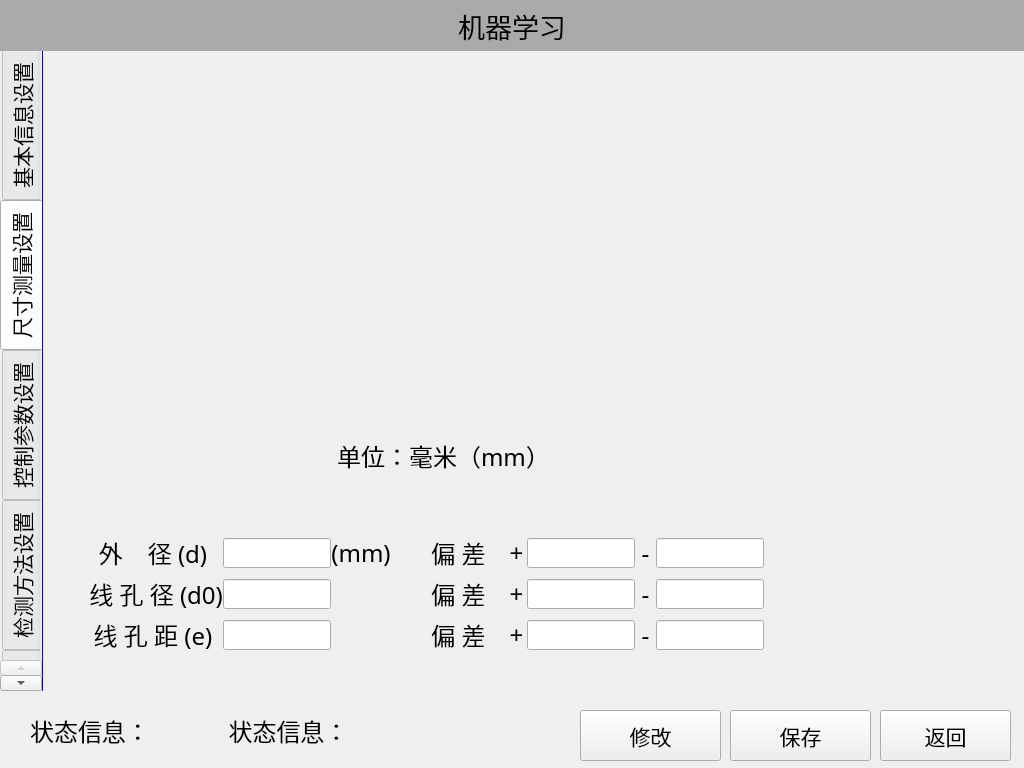
hkchenhao/MachineVisionControl, file Form/MachineLearnForm.ui: the form before one commit.
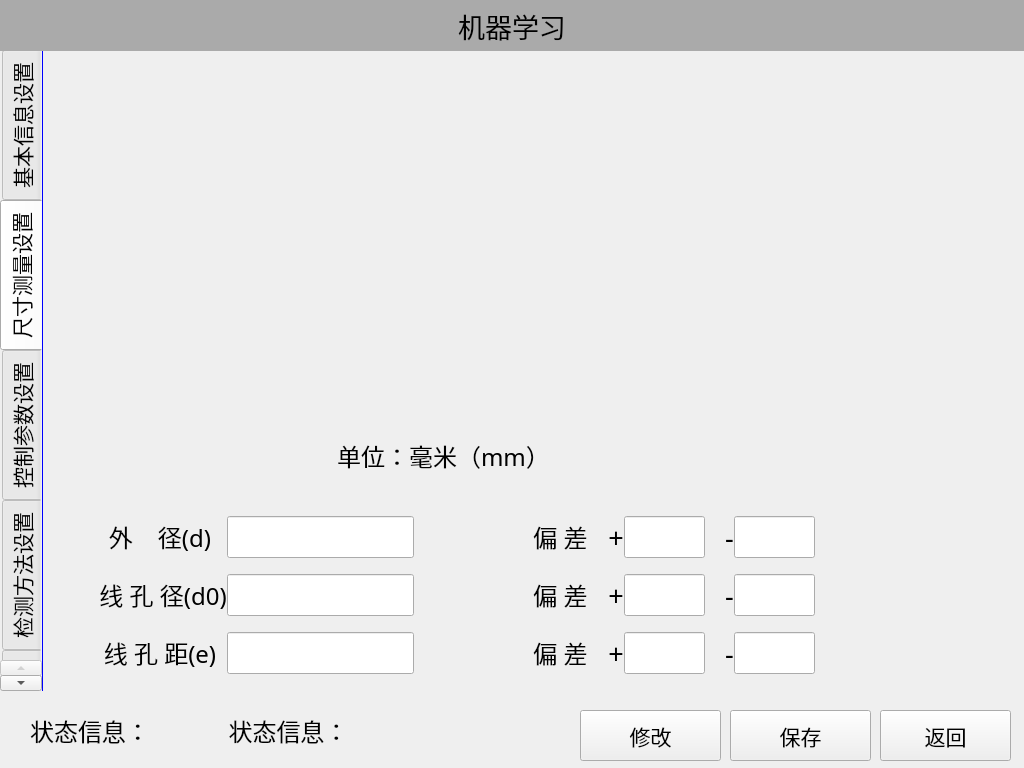
The form after the commit. The open tabs and pages were chosen to show the change. Icons and pictures are not drawn.

Diff of the .ui file:
```diff
--- a/Form/MachineLearnForm.ui
+++ b/Form/MachineLearnForm.ui
@@ -627,38 +627,46 @@
     <widget class="QWidget" name="layoutWidget">
      <property name="geometry">
       <rect>
-       <x>40</x>
-       <y>480</y>
-       <width>681</width>
-       <height>131</height>
+       <x>490</x>
+       <y>460</y>
+       <width>282</width>
+       <height>171</height>
       </rect>
      </property>
-     <layout class="QGridLayout" name="gridLayout_4">
-      <property name="spacing">
+     <layout class="QGridLayout" name="gridLayout2_2">
+      <property name="horizontalSpacing">
        <number>0</number>
       </property>
-      <item row="0" column="7">
-       <widget class="QLineEdit" name="lineEdit_6">
+      <property name="verticalSpacing">
+       <number>10</number>
+      </property>
+      <item row="0" column="0">
+       <widget class="QLabel" name="lable2_6">
+        <property name="font">
+         <font>
+          <family>Yahei Mono</family>
+          <pointsize>18</pointsize>
+          <weight>50</weight>
+          <bold>false</bold>
+         </font>
+        </property>
+        <property name="styleSheet">
+         <string notr="true"/>
+        </property>
+        <property name="text">
+         <string>偏 差</string>
+        </property>
+        <property name="alignment">
+         <set>Qt::AlignCenter</set>
+        </property>
+       </widget>
+      </item>
+      <item row="0" column="3">
+       <widget class="QLineEdit" name="lineEdit2_wjpc_up">
         <property name="enabled">
          <bool>true</bool>
         </property>
         <property name="sizePolicy">
-         <sizepolicy hsizetype="Preferred" vsizetype="Fixed">
-          <horstretch>0</horstretch>
-          <verstretch>0</verstretch>
-         </sizepolicy>
-        </property>
-        <property name="minimumSize">
-         <size>
-          <width>0</width>
-          <height>30</height>
-         </size>
-        </property>
-       </widget>
-      </item>
-      <item row="1" column="1">
-       <widget class="QLineEdit" name="lineEdit_4">
-        <property name="sizePolicy">
          <sizepolicy hsizetype="Fixed" vsizetype="Fixed">
           <horstretch>0</horstretch>
           <verstretch>0</verstretch>
@@ -666,14 +674,26 @@
         </property>
         <property name="minimumSize">
          <size>
-          <width>20</width>
-          <height>30</height>
+          <width>40</width>
+          <height>40</height>
          </size>
         </property>
+        <property name="font">
+         <font>
+          <family>Ubuntu Mono</family>
+          <pointsize>18</pointsize>
+         </font>
+        </property>
+        <property name="text">
+         <string/>
+        </property>
+        <property name="alignment">
+         <set>Qt::AlignCenter</set>
+        </property>
        </widget>
       </item>
-      <item row="0" column="6">
-       <widget class="QLabel" name="lable_35">
+      <item row="0" column="2">
+       <widget class="QLabel" name="lable2_7">
         <property name="sizePolicy">
          <sizepolicy hsizetype="Preferred" vsizetype="Preferred">
           <horstretch>0</horstretch>
@@ -683,9 +703,12 @@
         <property name="font">
          <font>
           <family>Yahei Mono</family>
-          <pointsize>18</pointsize>
+          <pointsize>20</pointsize>
           <weight>50</weight>
+          <italic>false</italic>
           <bold>false</bold>
+          <underline>false</underline>
+          <strikeout>false</strikeout>
          </font>
         </property>
         <property name="styleSheet">
@@ -699,8 +722,8 @@
         </property>
        </widget>
       </item>
-      <item row="1" column="7">
-       <widget class="QLineEdit" name="lineEdit_8">
+      <item row="1" column="3">
+       <widget class="QLineEdit" name="lineEdit2_xkjpc_up">
         <property name="enabled">
          <bool>true</bool>
         </property>
@@ -712,14 +735,23 @@
         </property>
         <property name="minimumSize">
          <size>
-          <width>50</width>
-          <height>30</height>
+          <width>40</width>
+          <height>40</height>
          </size>
         </property>
+        <property name="font">
+         <font>
+          <family>Ubuntu Mono</family>
+          <pointsize>18</pointsize>
+         </font>
+        </property>
+        <property name="alignment">
+         <set>Qt::AlignCenter</set>
+        </property>
        </widget>
       </item>
-      <item row="2" column="4">
-       <widget class="QLabel" name="lable_44">
+      <item row="2" column="0">
+       <widget class="QLabel" name="lable2_11">
         <property name="font">
          <font>
           <family>Yahei Mono</family>
@@ -739,8 +771,8 @@
         </property>
        </widget>
       </item>
-      <item row="2" column="7">
-       <widget class="QLineEdit" name="lineEdit_9">
+      <item row="2" column="3">
+       <widget class="QLineEdit" name="lineEdit2_xkjlpc_up">
         <property name="enabled">
          <bool>true</bool>
         </property>
@@ -752,18 +784,27 @@
         </property>
         <property name="minimumSize">
          <size>
-          <width>50</width>
-          <height>30</height>
+          <width>40</width>
+          <height>40</height>
          </size>
         </property>
+        <property name="font">
+         <font>
+          <family>Ubuntu Mono</family>
+          <pointsize>18</pointsize>
+         </font>
+        </property>
+        <property name="alignment">
+         <set>Qt::AlignCenter</set>
+        </property>
        </widget>
       </item>
-      <item row="1" column="8">
-       <widget class="QLabel" name="lable_40">
+      <item row="1" column="5">
+       <widget class="QLabel" name="lable2_10">
         <property name="font">
          <font>
           <family>Yahei Mono</family>
-          <pointsize>18</pointsize>
+          <pointsize>20</pointsize>
           <weight>50</weight>
           <bold>false</bold>
          </font>
@@ -779,47 +820,40 @@
         </property>
        </widget>
       </item>
-      <item row="0" column="3">
-       <spacer name="horizontalSpacer_5">
-        <property name="orientation">
-         <enum>Qt::Horizontal</enum>
-        </property>
-        <property name="sizeType">
-         <enum>QSizePolicy::Fixed</enum>
-        </property>
-        <property name="sizeHint" stdset="0">
-         <size>
-          <width>40</width>
-          <height>20</height>
-         </size>
-        </property>
-       </spacer>
-      </item>
-      <item row="2" column="9">
-       <widget class="QLineEdit" name="lineEdit_11">
-        <property name="enabled">
-         <bool>true</bool>
-        </property>
-        <property name="sizePolicy">
-         <sizepolicy hsizetype="Fixed" vsizetype="Fixed">
-          <horstretch>1</horstretch>
-          <verstretch>0</verstretch>
-         </sizepolicy>
-        </property>
-        <property name="minimumSize">
-         <size>
-          <width>50</width>
-          <height>30</height>
-         </size>
-        </property>
-       </widget>
-      </item>
       <item row="2" column="6">
-       <widget class="QLabel" name="lable_38">
+       <widget class="QLineEdit" name="lineEdit2_xkjlpc_down">
+        <property name="enabled">
+         <bool>true</bool>
+        </property>
+        <property name="sizePolicy">
+         <sizepolicy hsizetype="Fixed" vsizetype="Fixed">
+          <horstretch>1</horstretch>
+          <verstretch>0</verstretch>
+         </sizepolicy>
+        </property>
+        <property name="minimumSize">
+         <size>
+          <width>40</width>
+          <height>40</height>
+         </size>
+        </property>
         <property name="font">
          <font>
-          <family>Yahei Mono</family>
+          <family>Ubuntu Mono</family>
           <pointsize>18</pointsize>
+         </font>
+        </property>
+        <property name="alignment">
+         <set>Qt::AlignCenter</set>
+        </property>
+       </widget>
+      </item>
+      <item row="2" column="2">
+       <widget class="QLabel" name="lable2_12">
+        <property name="font">
+         <font>
+          <family>Yahei Mono</family>
+          <pointsize>20</pointsize>
           <weight>50</weight>
           <bold>false</bold>
          </font>
@@ -835,7 +869,7 @@
         </property>
        </widget>
       </item>
-      <item row="0" column="5">
+      <item row="0" column="1">
        <spacer name="horizontalSpacer_6">
         <property name="orientation">
          <enum>Qt::Horizontal</enum>
@@ -851,157 +885,82 @@
         </property>
        </spacer>
       </item>
-      <item row="1" column="9">
-       <widget class="QLineEdit" name="lineEdit_10">
-        <property name="enabled">
-         <bool>true</bool>
-        </property>
-        <property name="sizePolicy">
-         <sizepolicy hsizetype="Fixed" vsizetype="Fixed">
-          <horstretch>1</horstretch>
-          <verstretch>0</verstretch>
-         </sizepolicy>
-        </property>
-        <property name="minimumSize">
-         <size>
-          <width>50</width>
-          <height>30</height>
-         </size>
-        </property>
-       </widget>
-      </item>
-      <item row="2" column="8">
-       <widget class="QLabel" name="lable_41">
-        <property name="font">
-         <font>
-          <family>Yahei Mono</family>
-          <pointsize>18</pointsize>
-          <weight>50</weight>
-          <bold>false</bold>
-         </font>
-        </property>
-        <property name="styleSheet">
-         <string notr="true"/>
-        </property>
-        <property name="text">
-         <string>-</string>
-        </property>
-        <property name="alignment">
-         <set>Qt::AlignCenter</set>
-        </property>
-       </widget>
-      </item>
-      <item row="0" column="4">
-       <widget class="QLabel" name="lable_28">
-        <property name="font">
-         <font>
-          <family>Yahei Mono</family>
-          <pointsize>18</pointsize>
-          <weight>50</weight>
-          <bold>false</bold>
-         </font>
-        </property>
-        <property name="styleSheet">
-         <string notr="true"/>
-        </property>
-        <property name="text">
-         <string>偏 差</string>
-        </property>
-        <property name="alignment">
-         <set>Qt::AlignCenter</set>
-        </property>
-       </widget>
-      </item>
-      <item row="1" column="0">
-       <widget class="QLabel" name="lable_26">
-        <property name="font">
-         <font>
-          <family>Yahei Mono</family>
-          <pointsize>18</pointsize>
-          <weight>50</weight>
-          <bold>false</bold>
-         </font>
-        </property>
-        <property name="styleSheet">
-         <string notr="true"/>
-        </property>
-        <property name="text">
-         <string> 线 孔 径 (d0)</string>
-        </property>
-        <property name="alignment">
-         <set>Qt::AlignCenter</set>
-        </property>
-       </widget>
-      </item>
-      <item row="2" column="0">
-       <widget class="QLabel" name="lable_27">
-        <property name="font">
-         <font>
-          <family>Yahei Mono</family>
-          <pointsize>18</pointsize>
-          <weight>50</weight>
-          <bold>false</bold>
-         </font>
-        </property>
-        <property name="styleSheet">
-         <string notr="true"/>
-        </property>
-        <property name="text">
-         <string>线 孔 距 (e)</string>
-        </property>
-        <property name="alignment">
-         <set>Qt::AlignCenter</set>
-        </property>
-       </widget>
-      </item>
-      <item row="0" column="0">
-       <widget class="QLabel" name="lable_25">
-        <property name="font">
-         <font>
-          <family>Yahei Mono</family>
-          <pointsize>18</pointsize>
-          <weight>50</weight>
-          <bold>false</bold>
-         </font>
-        </property>
-        <property name="styleSheet">
-         <string notr="true"/>
-        </property>
-        <property name="text">
-         <string>外    径 (d)</string>
-        </property>
-        <property name="alignment">
-         <set>Qt::AlignCenter</set>
-        </property>
-       </widget>
-      </item>
-      <item row="1" column="4">
-       <widget class="QLabel" name="lable_43">
-        <property name="font">
-         <font>
-          <family>Yahei Mono</family>
-          <pointsize>18</pointsize>
-          <weight>50</weight>
-          <bold>false</bold>
-         </font>
-        </property>
-        <property name="styleSheet">
-         <string notr="true"/>
-        </property>
-        <property name="text">
-         <string>偏 差</string>
-        </property>
-        <property name="alignment">
-         <set>Qt::AlignCenter</set>
-        </property>
-       </widget>
-      </item>
       <item row="1" column="6">
-       <widget class="QLabel" name="lable_37">
+       <widget class="QLineEdit" name="lineEdit2_xkjpc_down">
+        <property name="enabled">
+         <bool>true</bool>
+        </property>
+        <property name="sizePolicy">
+         <sizepolicy hsizetype="Fixed" vsizetype="Fixed">
+          <horstretch>1</horstretch>
+          <verstretch>0</verstretch>
+         </sizepolicy>
+        </property>
+        <property name="minimumSize">
+         <size>
+          <width>40</width>
+          <height>40</height>
+         </size>
+        </property>
         <property name="font">
          <font>
+          <family>Ubuntu Mono</family>
+          <pointsize>18</pointsize>
+         </font>
+        </property>
+        <property name="alignment">
+         <set>Qt::AlignCenter</set>
+        </property>
+       </widget>
+      </item>
+      <item row="2" column="5">
+       <widget class="QLabel" name="lable2_13">
+        <property name="font">
+         <font>
           <family>Yahei Mono</family>
+          <pointsize>20</pointsize>
+          <weight>50</weight>
+          <bold>false</bold>
+         </font>
+        </property>
+        <property name="styleSheet">
+         <string notr="true"/>
+        </property>
+        <property name="text">
+         <string>-</string>
+        </property>
+        <property name="alignment">
+         <set>Qt::AlignCenter</set>
+        </property>
+       </widget>
+      </item>
+      <item row="1" column="0">
+       <widget class="QLabel" name="lable2_8">
+        <property name="font">
+         <font>
+          <family>Yahei Mono</family>
           <pointsize>18</pointsize>
+          <weight>50</weight>
+          <bold>false</bold>
+         </font>
+        </property>
+        <property name="styleSheet">
+         <string notr="true"/>
+        </property>
+        <property name="text">
+         <string>偏 差</string>
+        </property>
+        <property name="alignment">
+         <set>Qt::AlignCenter</set>
+        </property>
+       </widget>
+      </item>
+      <item row="1" column="2">
+       <widget class="QLabel" name="lable2_9">
+        <property name="font">
+         <font>
+          <family>Yahei Mono</family>
+          <pointsize>20</pointsize>
           <weight>50</weight>
           <bold>false</bold>
          </font>
@@ -1017,12 +976,37 @@
         </property>
        </widget>
       </item>
-      <item row="0" column="8">
-       <widget class="QLabel" name="lable_36">
+      <item row="0" column="6">
+       <widget class="QLineEdit" name="lineEdit2_wjpc_down">
+        <property name="sizePolicy">
+         <sizepolicy hsizetype="Fixed" vsizetype="Fixed">
+          <horstretch>0</horstretch>
+          <verstretch>0</verstretch>
+         </sizepolicy>
+        </property>
+        <property name="minimumSize">
+         <size>
+          <width>40</width>
+          <height>40</height>
+         </size>
+        </property>
         <property name="font">
          <font>
-          <family>Yahei Mono</family>
+          <family>Ubuntu Mono</family>
           <pointsize>18</pointsize>
+         </font>
+        </property>
+        <property name="alignment">
+         <set>Qt::AlignCenter</set>
+        </property>
+       </widget>
+      </item>
+      <item row="0" column="5">
+       <widget class="QLabel" name="lable2_14">
+        <property name="font">
+         <font>
+          <family>Yahei Mono</family>
+          <pointsize>20</pointsize>
           <weight>50</weight>
           <bold>false</bold>
          </font>
@@ -1038,86 +1022,21 @@
         </property>
        </widget>
       </item>
-      <item row="2" column="1">
-       <widget class="QLineEdit" name="lineEdit_5">
-        <property name="sizePolicy">
-         <sizepolicy hsizetype="Fixed" vsizetype="Fixed">
-          <horstretch>0</horstretch>
-          <verstretch>0</verstretch>
-         </sizepolicy>
+      <item row="0" column="4">
+       <spacer name="horizontalSpacer_2">
+        <property name="orientation">
+         <enum>Qt::Horizontal</enum>
         </property>
-        <property name="minimumSize">
+        <property name="sizeType">
+         <enum>QSizePolicy::Fixed</enum>
+        </property>
+        <property name="sizeHint" stdset="0">
          <size>
           <width>20</width>
-          <height>30</height>
+          <height>20</height>
          </size>
         </property>
-       </widget>
-      </item>
-      <item row="0" column="9">
-       <widget class="QLineEdit" name="lineEdit_7">
-        <property name="sizePolicy">
-         <sizepolicy hsizetype="Preferred" vsizetype="Fixed">
-          <horstretch>0</horstretch>
-          <verstretch>0</verstretch>
-         </sizepolicy>
-        </property>
-        <property name="minimumSize">
-         <size>
-          <width>0</width>
-          <height>30</height>
-         </size>
-        </property>
-       </widget>
-      </item>
-      <item row="0" column="2">
-       <widget class="QLabel" name="lable_42">
-        <property name="font">
-         <font>
-          <family>Yahei Mono</family>
-          <pointsize>18</pointsize>
-          <weight>50</weight>
-          <bold>false</bold>
-         </font>
-        </property>
-        <property name="styleSheet">
-         <string notr="true"/>
-        </property>
-        <property name="text">
-         <string>(mm)</string>
-        </property>
-        <property name="alignment">
-         <set>Qt::AlignCenter</set>
-        </property>
-       </widget>
-      </item>
-      <item row="0" column="1">
-       <widget class="QLineEdit" name="lineEdit">
-        <property name="sizePolicy">
-         <sizepolicy hsizetype="Fixed" vsizetype="Fixed">
-          <horstretch>0</horstretch>
-          <verstretch>0</verstretch>
-         </sizepolicy>
-        </property>
-        <property name="minimumSize">
-         <size>
-          <width>80</width>
-          <height>30</height>
-         </size>
-        </property>
-        <property name="inputMask">
-         <string/>
-        </property>
-        <property name="readOnly">
-         <bool>false</bool>
-        </property>
-        <property name="cursorMoveStyle">
-         <enum>Qt::LogicalMoveStyle</enum>
-        </property>
-        <property name="clearButtonEnabled">
-         <bool>false</bool>
-        </property>
-       </widget>
+       </spacer>
       </item>
      </layout>
     </widget>
@@ -1148,6 +1067,184 @@
       <set>Qt::AlignCenter</set>
      </property>
     </widget>
+    <widget class="QWidget" name="layoutWidget">
+     <property name="geometry">
+      <rect>
+       <x>50</x>
+       <y>460</y>
+       <width>321</width>
+       <height>171</height>
+      </rect>
+     </property>
+     <layout class="QGridLayout" name="gridLayout2_1">
+      <property name="horizontalSpacing">
+       <number>0</number>
+      </property>
+      <property name="verticalSpacing">
+       <number>10</number>
+      </property>
+      <item row="0" column="0">
+       <widget class="QLabel" name="lable2_3">
+        <property name="font">
+         <font>
+          <family>Yahei Mono</family>
+          <pointsize>18</pointsize>
+          <weight>50</weight>
+          <bold>false</bold>
+         </font>
+        </property>
+        <property name="styleSheet">
+         <string notr="true"/>
+        </property>
+        <property name="text">
+         <string>外    径(d)</string>
+        </property>
+        <property name="alignment">
+         <set>Qt::AlignCenter</set>
+        </property>
+       </widget>
+      </item>
+      <item row="0" column="1">
+       <widget class="QLineEdit" name="lineEdit2_wj">
+        <property name="sizePolicy">
+         <sizepolicy hsizetype="Fixed" vsizetype="Fixed">
+          <horstretch>0</horstretch>
+          <verstretch>0</verstretch>
+         </sizepolicy>
+        </property>
+        <property name="minimumSize">
+         <size>
+          <width>40</width>
+          <height>40</height>
+         </size>
+        </property>
+        <property name="font">
+         <font>
+          <family>Ubuntu Mono</family>
+          <pointsize>18</pointsize>
+         </font>
+        </property>
+        <property name="styleSheet">
+         <string notr="true"/>
+        </property>
+        <property name="inputMask">
+         <string/>
+        </property>
+        <property name="text">
+         <string/>
+        </property>
+        <property name="alignment">
+         <set>Qt::AlignCenter</set>
+        </property>
+        <property name="readOnly">
+         <bool>false</bool>
+        </property>
+        <property name="cursorMoveStyle">
+         <enum>Qt::LogicalMoveStyle</enum>
+        </property>
+        <property name="clearButtonEnabled">
+         <bool>false</bool>
+        </property>
+       </widget>
+      </item>
+      <item row="1" column="0">
+       <widget class="QLabel" name="lable2_4">
+        <property name="font">
+         <font>
+          <family>Yahei Mono</family>
+          <pointsize>18</pointsize>
+          <weight>50</weight>
+          <bold>false</bold>
+         </font>
+        </property>
+        <property name="styleSheet">
+         <string notr="true"/>
+        </property>
+        <property name="text">
+         <string> 线 孔 径(d0)</string>
+        </property>
+        <property name="alignment">
+         <set>Qt::AlignCenter</set>
+        </property>
+       </widget>
+      </item>
+      <item row="1" column="1">
+       <widget class="QLineEdit" name="lineEdit2_xkj">
+        <property name="sizePolicy">
+         <sizepolicy hsizetype="Fixed" vsizetype="Fixed">
+          <horstretch>0</horstretch>
+          <verstretch>0</verstretch>
+         </sizepolicy>
+        </property>
+        <property name="minimumSize">
+         <size>
+          <width>60</width>
+          <height>40</height>
+         </size>
+        </property>
+        <property name="font">
+         <font>
+          <family>Ubuntu Mono</family>
+          <pointsize>18</pointsize>
+         </font>
+        </property>
+        <property name="alignment">
+         <set>Qt::AlignCenter</set>
+        </property>
+       </widget>
+      </item>
+      <item row="2" column="0">
+       <widget class="QLabel" name="lable2_5">
+        <property name="font">
+         <font>
+          <family>Yahei Mono</family>
+          <pointsize>18</pointsize>
+          <weight>50</weight>
+          <bold>false</bold>
+         </font>
+        </property>
+        <property name="styleSheet">
+         <string notr="true"/>
+        </property>
+        <property name="text">
+         <string>线 孔 距(e)</string>
+        </property>
+        <property name="alignment">
+         <set>Qt::AlignCenter</set>
+        </property>
+       </widget>
+      </item>
+      <item row="2" column="1">
+       <widget class="QLineEdit" name="lineEdit2_xkjl">
+        <property name="sizePolicy">
+         <sizepolicy hsizetype="Fixed" vsizetype="Fixed">
+          <horstretch>0</horstretch>
+          <verstretch>0</verstretch>
+         </sizepolicy>
+        </property>
+        <property name="minimumSize">
+         <size>
+          <width>60</width>
+          <height>40</height>
+         </size>
+        </property>
+        <property name="font">
+         <font>
+          <family>Ubuntu Mono</family>
+          <pointsize>18</pointsize>
+         </font>
+        </property>
+        <property name="alignment">
+         <set>Qt::AlignCenter</set>
+        </property>
+       </widget>
+      </item>
+     </layout>
+    </widget>
+    <zorder>layoutWidget</zorder>
+    <zorder>label2_1</zorder>
+    <zorder>layoutWidget</zorder>
+    <zorder>lable2_2</zorder>
    </widget>
    <widget class="QWidget" name="tab_3">
     <attribute name="title">
```
Left out of the diff: 356 changed lines with no effect on the pictures.
